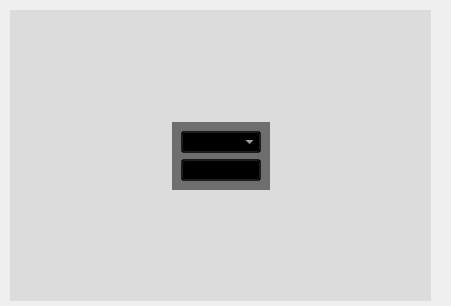
First picture: the form in client/mainwindow.ui, repository lev12/launcher, before the edit.
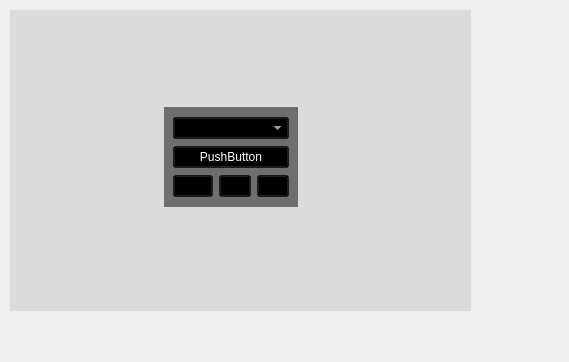
Second picture: the form after the edit. Icons and pictures are not drawn.

Patch:
```diff
--- a/client/mainwindow.ui
+++ b/client/mainwindow.ui
@@ -6,8 +6,8 @@
    <rect>
     <x>0</x>
     <y>0</y>
-    <width>451</width>
-    <height>306</height>
+    <width>569</width>
+    <height>362</height>
    </rect>
   </property>
   <property name="windowTitle">
@@ -22,8 +22,8 @@
      <rect>
       <x>10</x>
       <y>10</y>
-      <width>421</width>
-      <height>291</height>
+      <width>461</width>
+      <height>301</height>
      </rect>
     </property>
     <property name="autoFillBackground">
@@ -33,6 +33,15 @@
      <string notr="true">background-color: rgba(0, 0, 0, 20);</string>
     </property>
     <layout class="QVBoxLayout" name="verticalLayout_3">
+     <property name="leftMargin">
+      <number>0</number>
+     </property>
+     <property name="topMargin">
+      <number>0</number>
+     </property>
+     <property name="rightMargin">
+      <number>0</number>
+     </property>
      <item>
       <layout class="QHBoxLayout" name="general">
        <item>
@@ -71,6 +80,18 @@
          </item>
          <item>
           <widget class="QFrame" name="frame">
+           <property name="minimumSize">
+            <size>
+             <width>100</width>
+             <height>100</height>
+            </size>
+           </property>
+           <property name="maximumSize">
+            <size>
+             <width>100</width>
+             <height>100</height>
+            </size>
+           </property>
            <property name="autoFillBackground">
             <bool>false</bool>
            </property>
@@ -95,6 +116,12 @@
             </property>
             <item>
              <widget class="QComboBox" name="comboBox">
+              <property name="minimumSize">
+               <size>
+                <width>100</width>
+                <height>0</height>
+               </size>
+              </property>
               <property name="styleSheet">
                <string notr="true">color: rgb(255, 255, 255);
 selection-color: rgb(255, 255, 255);
@@ -106,13 +133,78 @@
              <widget class="QPushButton" name="pushButton">
               <property name="styleSheet">
                <string notr="true">selection-background-color: rgb(255, 255, 255);
-selection-color: rgb(255, 255, 255);</string>
+selection-color: rgb(255, 255, 255);
+color: rgb(255, 255, 255);</string>
               </property>
               <property name="text">
                <string>PushButton</string>
               </property>
              </widget>
             </item>
+            <item>
+             <layout class="QHBoxLayout" name="horizontalLayout">
+              <item>
+               <widget class="QPushButton" name="folderButton">
+                <property name="text">
+                 <string/>
+                </property>
+                <property name="icon">
+                 <iconset>
+                  <normalon>:/icon/folder.png</normalon>
+                 </iconset>
+                </property>
+               </widget>
+              </item>
+              <item>
+               <widget class="QPushButton" name="refreshButton">
+                <property name="sizePolicy">
+                 <sizepolicy hsizetype="Minimum" vsizetype="Fixed">
+                  <horstretch>0</horstretch>
+                  <verstretch>0</verstretch>
+                 </sizepolicy>
+                </property>
+                <property name="minimumSize">
+                 <size>
+                  <width>0</width>
+                  <height>0</height>
+                 </size>
+                </property>
+                <property name="maximumSize">
+                 <size>
+                  <width>32</width>
+                  <height>32</height>
+                 </size>
+                </property>
+                <property name="text">
+                 <string/>
+                </property>
+                <property name="icon">
+                 <iconset>
+                  <normalon>:/icon/Update.png</normalon>
+                 </iconset>
+                </property>
+               </widget>
+              </item>
+              <item>
+               <widget class="QPushButton" name="settingsButton">
+                <property name="maximumSize">
+                 <size>
+                  <width>32</width>
+                  <height>22</height>
+                 </size>
+                </property>
+                <property name="text">
+                 <string/>
+                </property>
+                <property name="icon">
+                 <iconset>
+                  <normalon>:/icon/tools.png</normalon>
+                 </iconset>
+                </property>
+               </widget>
+              </item>
+             </layout>
+            </item>
            </layout>
           </widget>
          </item>
@@ -131,6 +223,36 @@
          </item>
         </layout>
        </item>
+       <item>
+        <layout class="QVBoxLayout" name="settingsLayout">
+         <item>
+          <spacer name="verticalSpacer_3">
+           <property name="orientation">
+            <enum>Qt::Vertical</enum>
+           </property>
+           <property name="sizeHint" stdset="0">
+            <size>
+             <width>20</width>
+             <height>40</height>
+            </size>
+           </property>
+          </spacer>
+         </item>
+         <item>
+          <spacer name="verticalSpacer_4">
+           <property name="orientation">
+            <enum>Qt::Vertical</enum>
+           </property>
+           <property name="sizeHint" stdset="0">
+            <size>
+             <width>20</width>
+             <height>40</height>
+            </size>
+           </property>
+          </spacer>
+         </item>
+        </layout>
+       </item>
        <item>
         <spacer name="horizontalSpacer">
          <property name="orientation">
```
